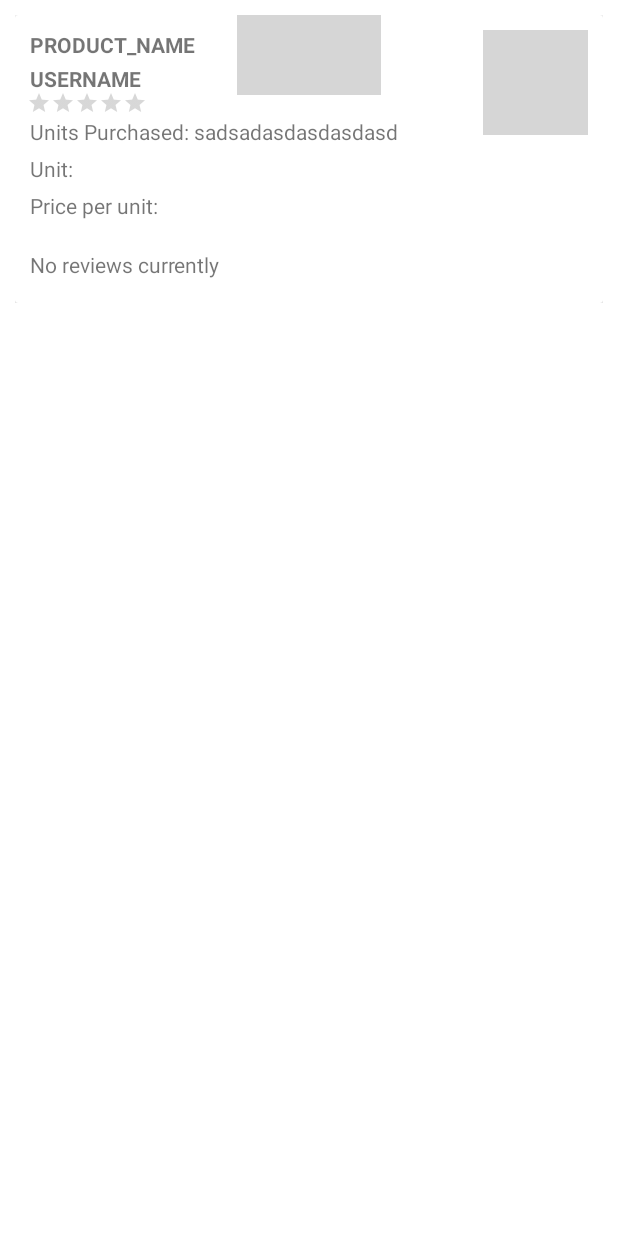
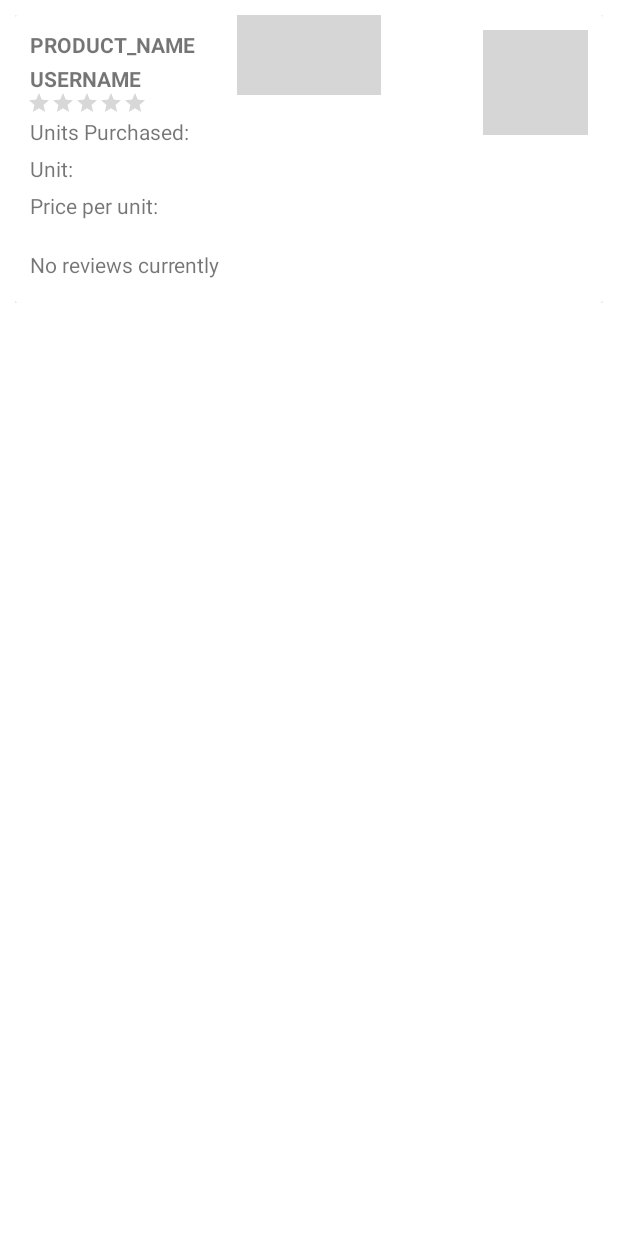
Before and after one commit to J-onah/wHeReGotTimeFind, an Android app: the layout review_box_template.xml on its own in the app's theme, with its tools: preview values and no code run, on a phone screen of 412 x 824 dp. Run offline under Robolectric (Android 15) with nearby library versions, the phone set to English and light mode, and no system bars; grey boxes are pictures that could not be loaded.

Commit message:
Update strings.xml

```diff
--- a/app/src/main/res/values/strings.xml
+++ b/app/src/main/res/values/strings.xml
@@ -41,7 +41,7 @@
 
     <string name="PRODUCT_NAME">PRODUCT_NAME</string>
     <string name="USERNAME">USERNAME</string>
-    <string name="UnitsPurchased">Units Purchased: sadsadasdasdasdasd</string>
+    <string name="UnitsPurchased">Units Purchased: </string>
     <string name="Unit">Unit: </string>
     <string name="Price_Per_Unit">Price per unit: </string>
 
```
